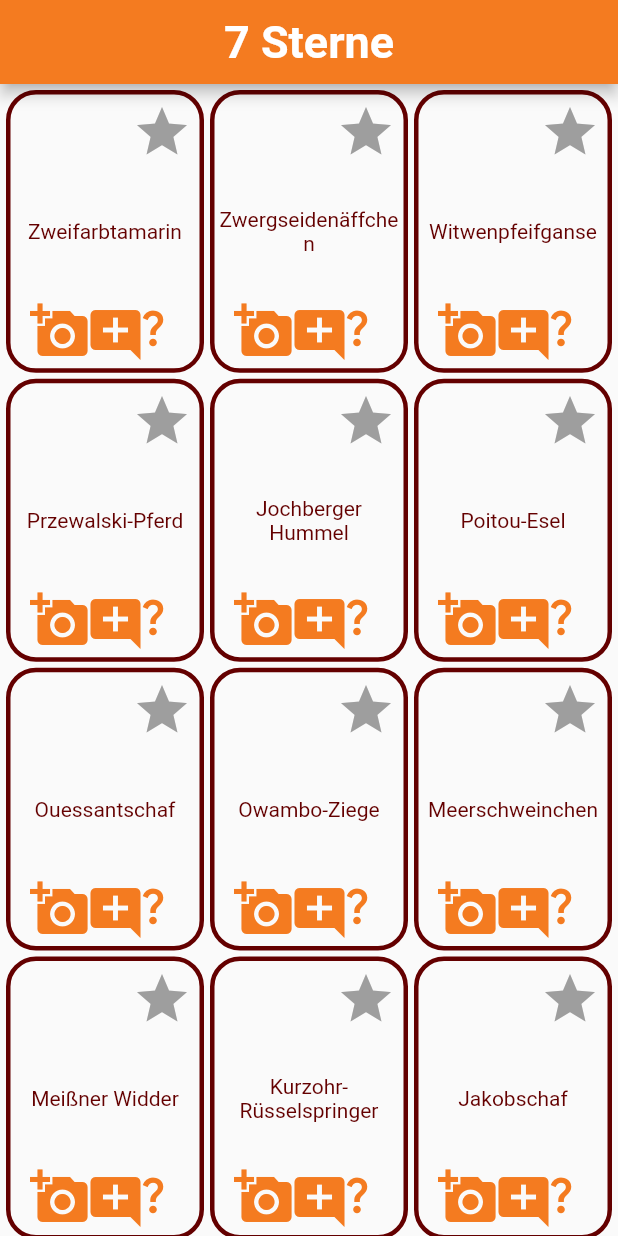
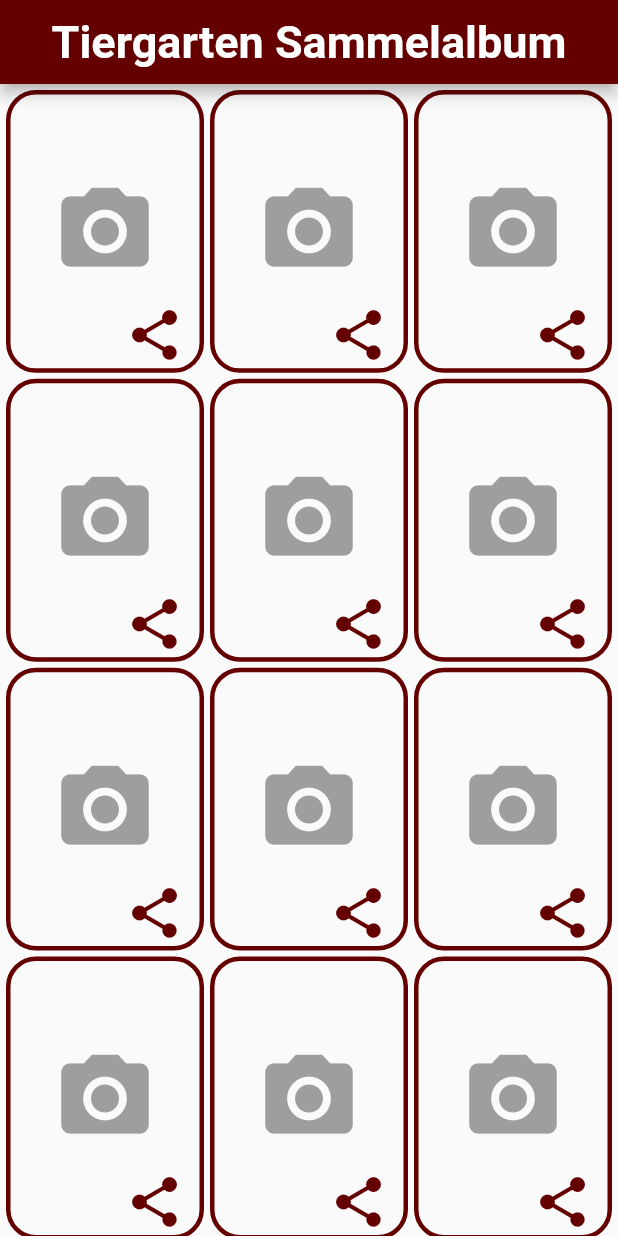
Before and after one commit to Nabegon/zoo_app, a Flutter app: the screen it shows after launch, on a phone screen of 412 x 824 dp. Run offline on Flutter 3.47's test engine with Material 2 defaults, Android fonts, the phone set to English and light mode, and no system bars; our stand-ins replace image_picker, share_plus.

Commit message:
feat(icons and Dialogfeld): change the dessign of icons and add a dialog function

```diff
--- a/zoo_app/lib/main.dart
+++ b/zoo_app/lib/main.dart
@@ -14,11 +14,11 @@ class MyApp extends StatelessWidget {
   @override
   Widget build(BuildContext context) {
     return MaterialApp(
-      title: '7 Sterne',
+      title: 'Tiergarten Sammelalbum',
       theme: ThemeData(
         primarySwatch: Colors.blue,
       ),
-      home: const MyAppGridView(title: '7 Sterne'),
+      home: const MyAppGridView(title: 'Tiergarten Sammelalbum'),
     );
   }
 }
@@ -37,7 +37,7 @@ class _MyAppGridViewState extends State<MyAppGridView> {
 
   final List<String> names = [
     'Zweifarbtamarin',
-    'Zwergseidenäffchen',
+    'Zwergseiden- äffchen',
     'Witwenpfeifganse',
     'Przewalski-Pferd',
     'Jochberger Hummel',
@@ -108,7 +108,8 @@ class _MyAppGridViewState extends State<MyAppGridView> {
           child: Text(widget.title),
         ),
         centerTitle: true,
-        backgroundColor: Color(0xfff47b20),
+        backgroundColor: Color(0xFF640000),
+        //backgroundColor: Color(0xfff47b20),
       ),
       body: GridView.builder(
         padding: const EdgeInsets.all(4),
@@ -121,7 +122,22 @@ class _MyAppGridViewState extends State<MyAppGridView> {
           crossAxisSpacing: 4,
         ),
         itemBuilder: (BuildContext context, int index) {
-          return Container(
+          return InkWell(
+            onTap: _images[index] != null ? () => showDialog(
+              context: context,
+              builder: (_) => AlertDialog(
+                content: Image.file(File(_images[index]!.path)),
+                actions: <Widget>[
+                  TextButton(
+                    child: Text('Schließen'),
+                    onPressed: () {
+                      Navigator.of(context).pop();
+                    },
+                  ),
+                ],
+              ),
+            ) : () => pickImage(index), // Only works if no image
+            child: Container(
               alignment: Alignment.center,
               decoration: BoxDecoration(
                 borderRadius: BorderRadius.circular(20),
@@ -136,41 +152,27 @@ class _MyAppGridViewState extends State<MyAppGridView> {
               ),
               child: Stack(
                 children: <Widget>[
-                Center(child: _images[index] != null ? Text(" ") : Text(
-                    names[index],
-                    style: TextStyle(color: Color(0xff640000)),
-                    textAlign: TextAlign.center,
-                    softWrap: true
-                )),
+                  Center(child: _images[index] != null ? Text(" ") : Icon(Icons.photo_camera, color: Colors.grey, size: 70,),),
                   Positioned(
-                  top: 5,
-                  right: 5,
-                  child: Icon(Icons.star, color: _images[index] != null ? Colors.yellow : Colors.grey, size: 40,),
-                ),
-                Positioned(
-                  bottom: 5,
+                    bottom: 2,
                     left: 5,
-                  child: IconButton(
-                    icon: Icon(Icons.add_a_photo, color: Color(0xfff47b20), size: 40,),
+                    child: _images[index] != null ? IconButton(
+                      icon: Icon(Icons.photo_camera, color: Color(0xFF640000), size: 40,),
                       onPressed: () => pickImage(index),
-                  ),
+                    ) : Container(),
                   ),
                   Positioned(
                     bottom: 2,
-                  left: 50,
+                    right: 10,
                     child: InkWell(
                       onTap: () {
                         shareImage(index);
                       },
-                    child: Icon(Icons.add_comment, color: Color(0xfff47b20), size: 40,),
+                      child: Icon(Icons.share, color: Color(0xFF640000), size: 40,),
                     ),
                   ),
-                Positioned(
-                  bottom: 12,
-                  left: 80,
-                  child: Icon(Icons.question_mark, color: Color(0xfff47b20), size: 30,),
+                ],
               ),
-              ],
             ),
           );
         },
```
Lines whose indentation alone changed are shown as unchanged.
